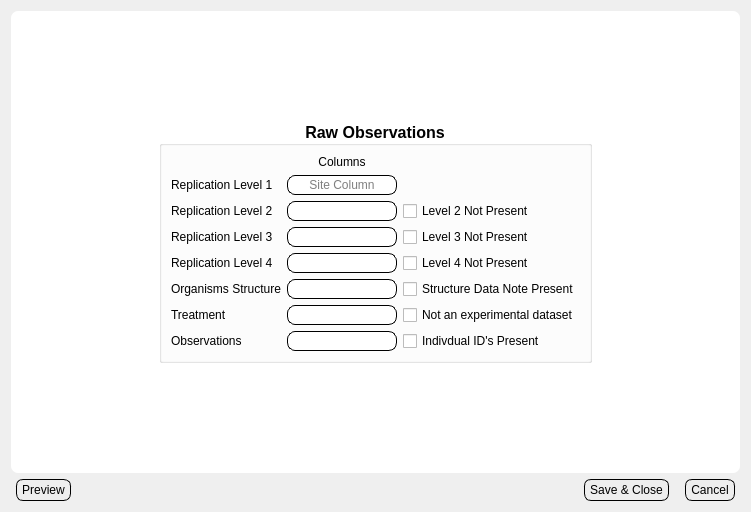
Qt form Views/ui_dialog_obs.ui (bibsian/database-development) before a commit.
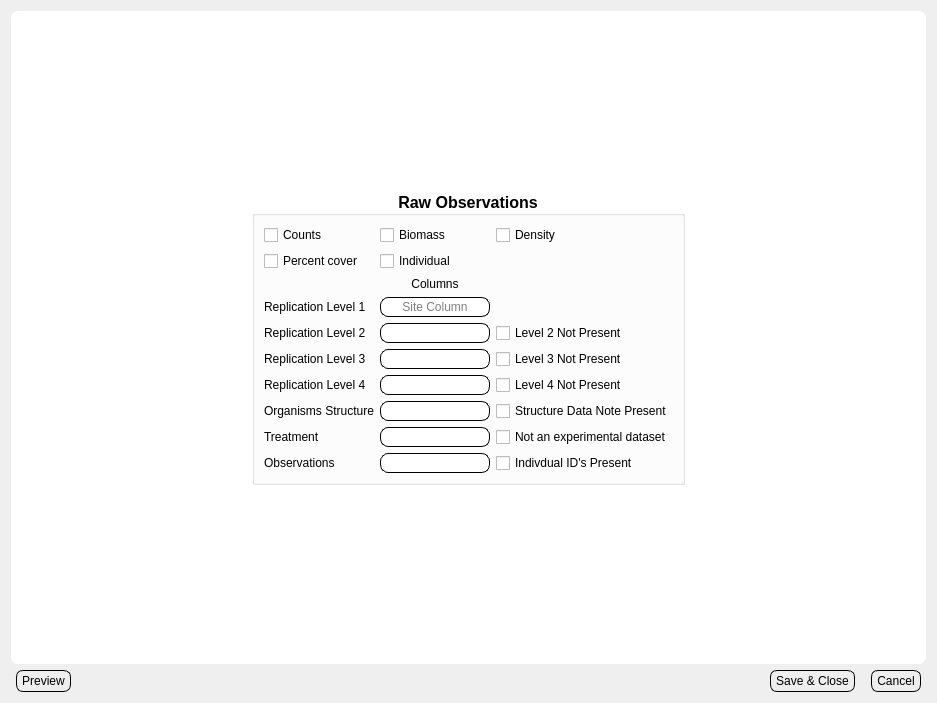
The same form after that commit.

The edit to the form file:
```diff
--- a/Views/ui_dialog_obs.ui
+++ b/Views/ui_dialog_obs.ui
@@ -6,8 +6,8 @@
    <rect>
     <x>0</x>
     <y>0</y>
-    <width>751</width>
-    <height>512</height>
+    <width>937</width>
+    <height>703</height>
    </rect>
   </property>
   <property name="focusPolicy">
@@ -127,7 +127,7 @@
               <layout class="QVBoxLayout" name="verticalLayout">
                <item>
                 <layout class="QGridLayout" name="gridLayout">
-                 <item row="7" column="2">
+                 <item row="9" column="2">
                   <widget class="QCheckBox" name="ckRaw">
                    <property name="focusPolicy">
                     <enum>Qt::TabFocus</enum>
@@ -137,7 +137,7 @@
                    </property>
                   </widget>
                  </item>
-                 <item row="7" column="1">
+                 <item row="9" column="1">
                   <widget class="QLineEdit" name="lnedRaw">
                    <property name="enabled">
                     <bool>true</bool>
@@ -168,7 +168,7 @@
                    </property>
                   </widget>
                  </item>
-                 <item row="4" column="1">
+                 <item row="6" column="1">
                   <widget class="QLineEdit" name="lnedRep4">
                    <property name="enabled">
                     <bool>true</bool>
@@ -199,14 +199,14 @@
                    </property>
                   </widget>
                  </item>
-                 <item row="2" column="0">
+                 <item row="4" column="0">
                   <widget class="QLabel" name="label_3">
                    <property name="text">
                     <string>Replication Level 2</string>
                    </property>
                   </widget>
                  </item>
-                 <item row="3" column="2">
+                 <item row="5" column="2">
                   <widget class="QCheckBox" name="ckRep3">
                    <property name="focusPolicy">
                     <enum>Qt::TabFocus</enum>
@@ -216,7 +216,7 @@
                    </property>
                   </widget>
                  </item>
-                 <item row="3" column="1">
+                 <item row="5" column="1">
                   <widget class="QLineEdit" name="lnedRep3">
                    <property name="enabled">
                     <bool>true</bool>
@@ -247,21 +247,21 @@
                    </property>
                   </widget>
                  </item>
-                 <item row="3" column="0">
+                 <item row="5" column="0">
                   <widget class="QLabel" name="label_4">
                    <property name="text">
                     <string>Replication Level 3</string>
                    </property>
                   </widget>
                  </item>
-                 <item row="1" column="0">
+                 <item row="3" column="0">
                   <widget class="QLabel" name="label_2">
                    <property name="text">
                     <string>Replication Level 1</string>
                    </property>
                   </widget>
                  </item>
-                 <item row="5" column="1">
+                 <item row="7" column="1">
                   <widget class="QLineEdit" name="lnedStructure">
                    <property name="enabled">
                     <bool>true</bool>
@@ -292,7 +292,7 @@
                    </property>
                   </widget>
                  </item>
-                 <item row="5" column="2">
+                 <item row="7" column="2">
                   <widget class="QCheckBox" name="ckStructure">
                    <property name="focusPolicy">
                     <enum>Qt::TabFocus</enum>
@@ -302,14 +302,14 @@
                    </property>
                   </widget>
                  </item>
-                 <item row="4" column="0">
+                 <item row="6" column="0">
                   <widget class="QLabel" name="label_5">
                    <property name="text">
                     <string>Replication Level 4</string>
                    </property>
                   </widget>
                  </item>
-                 <item row="4" column="2">
+                 <item row="6" column="2">
                   <widget class="QCheckBox" name="ckRep4">
                    <property name="focusPolicy">
                     <enum>Qt::TabFocus</enum>
@@ -319,7 +319,7 @@
                    </property>
                   </widget>
                  </item>
-                 <item row="2" column="1">
+                 <item row="4" column="1">
                   <widget class="QLineEdit" name="lnedRep2">
                    <property name="enabled">
                     <bool>true</bool>
@@ -350,7 +350,7 @@
                    </property>
                   </widget>
                  </item>
-                 <item row="2" column="2">
+                 <item row="4" column="2">
                   <widget class="QCheckBox" name="ckRep2">
                    <property name="focusPolicy">
                     <enum>Qt::TabFocus</enum>
@@ -360,21 +360,21 @@
                    </property>
                   </widget>
                  </item>
-                 <item row="5" column="0">
+                 <item row="7" column="0">
                   <widget class="QLabel" name="label_6">
                    <property name="text">
                     <string>Organisms Structure</string>
                    </property>
                   </widget>
                  </item>
-                 <item row="7" column="0">
+                 <item row="9" column="0">
                   <widget class="QLabel" name="label_8">
                    <property name="text">
                     <string>Observations</string>
                    </property>
                   </widget>
                  </item>
-                 <item row="1" column="1">
+                 <item row="3" column="1">
                   <widget class="QLineEdit" name="lnedRep1">
                    <property name="enabled">
                     <bool>false</bool>
@@ -405,7 +405,7 @@
                    </property>
                   </widget>
                  </item>
-                 <item row="0" column="1">
+                 <item row="2" column="1">
                   <widget class="QLabel" name="label">
                    <property name="text">
                     <string>Columns</string>
@@ -415,23 +415,58 @@
                    </property>
                   </widget>
                  </item>
-                 <item row="6" column="1">
+                 <item row="8" column="1">
                   <widget class="QLineEdit" name="lnedTreatment"/>
                  </item>
-                 <item row="6" column="2">
+                 <item row="8" column="2">
                   <widget class="QCheckBox" name="ckTreatment">
                    <property name="text">
                     <string>Not an experimental dataset</string>
                    </property>
                   </widget>
                  </item>
-                 <item row="6" column="0">
+                 <item row="8" column="0">
                   <widget class="QLabel" name="label_9">
                    <property name="text">
                     <string>Treatment</string>
                    </property>
                   </widget>
                  </item>
+                 <item row="0" column="0">
+                  <widget class="QCheckBox" name="ckCount">
+                   <property name="text">
+                    <string>Counts</string>
+                   </property>
+                  </widget>
+                 </item>
+                 <item row="0" column="2">
+                  <widget class="QCheckBox" name="ckDensity">
+                   <property name="text">
+                    <string>Density</string>
+                   </property>
+                  </widget>
+                 </item>
+                 <item row="0" column="1">
+                  <widget class="QCheckBox" name="ckBiomass">
+                   <property name="text">
+                    <string>Biomass</string>
+                   </property>
+                  </widget>
+                 </item>
+                 <item row="1" column="0">
+                  <widget class="QCheckBox" name="ckPercentcover">
+                   <property name="text">
+                    <string>Percent cover</string>
+                   </property>
+                  </widget>
+                 </item>
+                 <item row="1" column="1">
+                  <widget class="QCheckBox" name="ckIndividual">
+                   <property name="text">
+                    <string>Individual</string>
+                   </property>
+                  </widget>
+                 </item>
                 </layout>
                </item>
               </layout>
```
